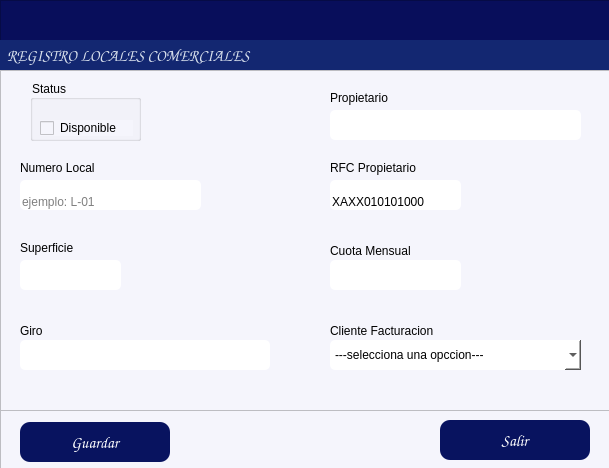
First picture: the form in gui/formLocales.ui, repository alucard8130/app_gest_adm.v1_exe, before the edit.
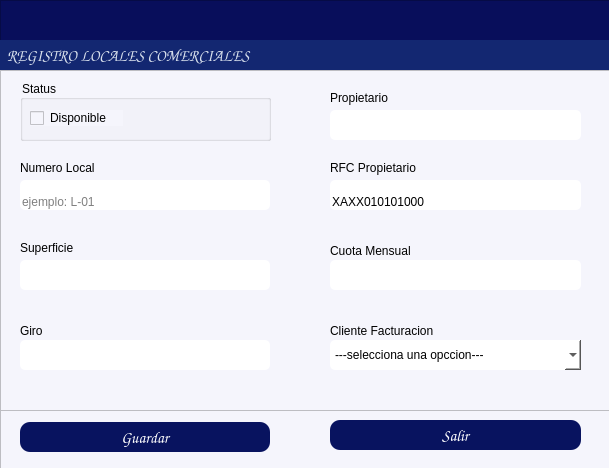
Second picture: the form after the edit. Icons and pictures are not drawn.

```diff
--- a/gui/formLocales.ui
+++ b/gui/formLocales.ui
@@ -103,7 +103,7 @@
      <rect>
       <x>20</x>
       <y>110</y>
-      <width>181</width>
+      <width>250</width>
       <height>30</height>
      </rect>
     </property>
@@ -153,9 +153,9 @@
    <widget class="QGroupBox" name="groupBoxStatus">
     <property name="geometry">
      <rect>
-      <x>30</x>
+      <x>20</x>
       <y>10</y>
-      <width>111</width>
+      <width>251</width>
       <height>61</height>
      </rect>
     </property>
@@ -169,7 +169,7 @@
      <property name="geometry">
       <rect>
        <x>10</x>
-       <y>40</y>
+       <y>30</y>
        <width>93</width>
        <height>16</height>
       </rect>
@@ -226,7 +226,7 @@
      <rect>
       <x>20</x>
       <y>190</y>
-      <width>101</width>
+      <width>250</width>
       <height>30</height>
      </rect>
     </property>
@@ -244,7 +244,7 @@
      <rect>
       <x>330</x>
       <y>190</y>
-      <width>131</width>
+      <width>251</width>
       <height>30</height>
      </rect>
     </property>
@@ -261,7 +261,7 @@
      <rect>
       <x>330</x>
       <y>110</y>
-      <width>131</width>
+      <width>251</width>
       <height>30</height>
      </rect>
     </property>
@@ -400,16 +400,10 @@
      <rect>
       <x>20</x>
       <y>12</y>
-      <width>150</width>
-      <height>40</height>
+      <width>250</width>
+      <height>30</height>
      </rect>
     </property>
-    <property name="maximumSize">
-     <size>
-      <width>150</width>
-      <height>100</height>
-     </size>
-    </property>
     <property name="font">
      <font>
       <family>Comic Sans MS</family>
@@ -449,18 +443,12 @@
    <widget class="QPushButton" name="btnSalir">
     <property name="geometry">
      <rect>
-      <x>440</x>
+      <x>330</x>
       <y>10</y>
-      <width>150</width>
-      <height>40</height>
+      <width>251</width>
+      <height>30</height>
      </rect>
     </property>
-    <property name="maximumSize">
-     <size>
-      <width>150</width>
-      <height>100</height>
-     </size>
-    </property>
     <property name="font">
      <font>
       <family>Comic Sans MS</family>
```
